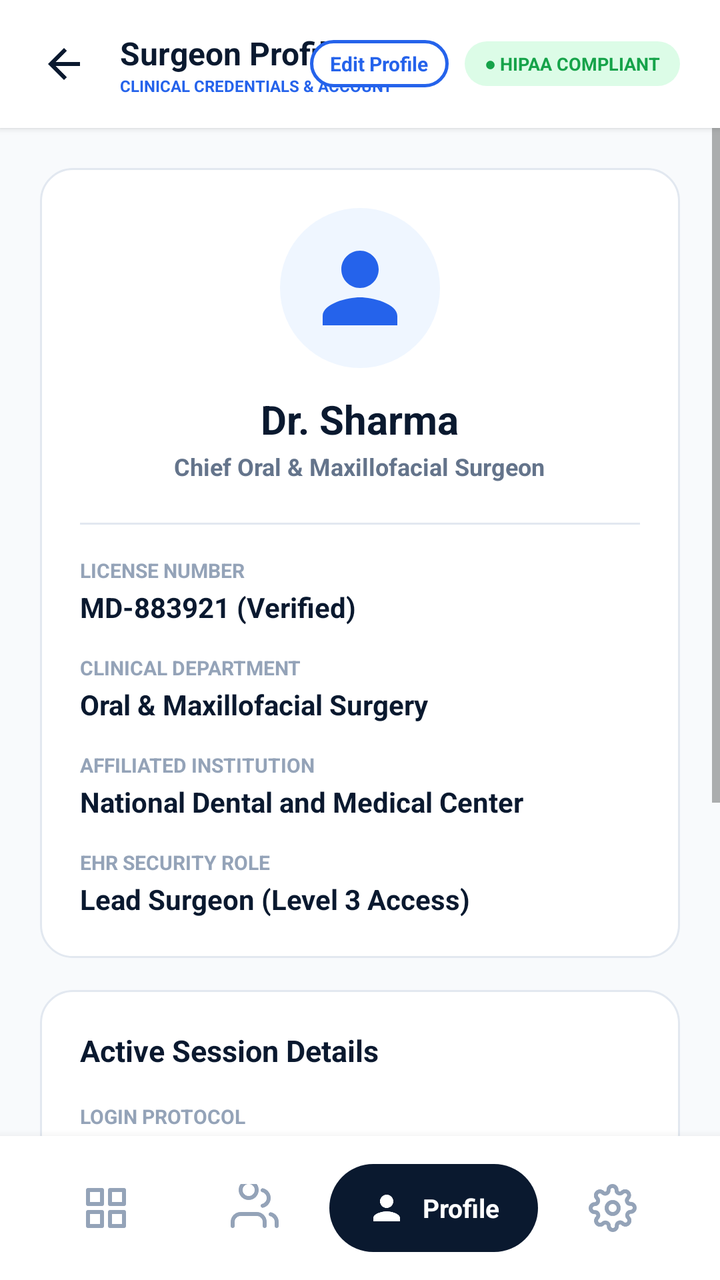
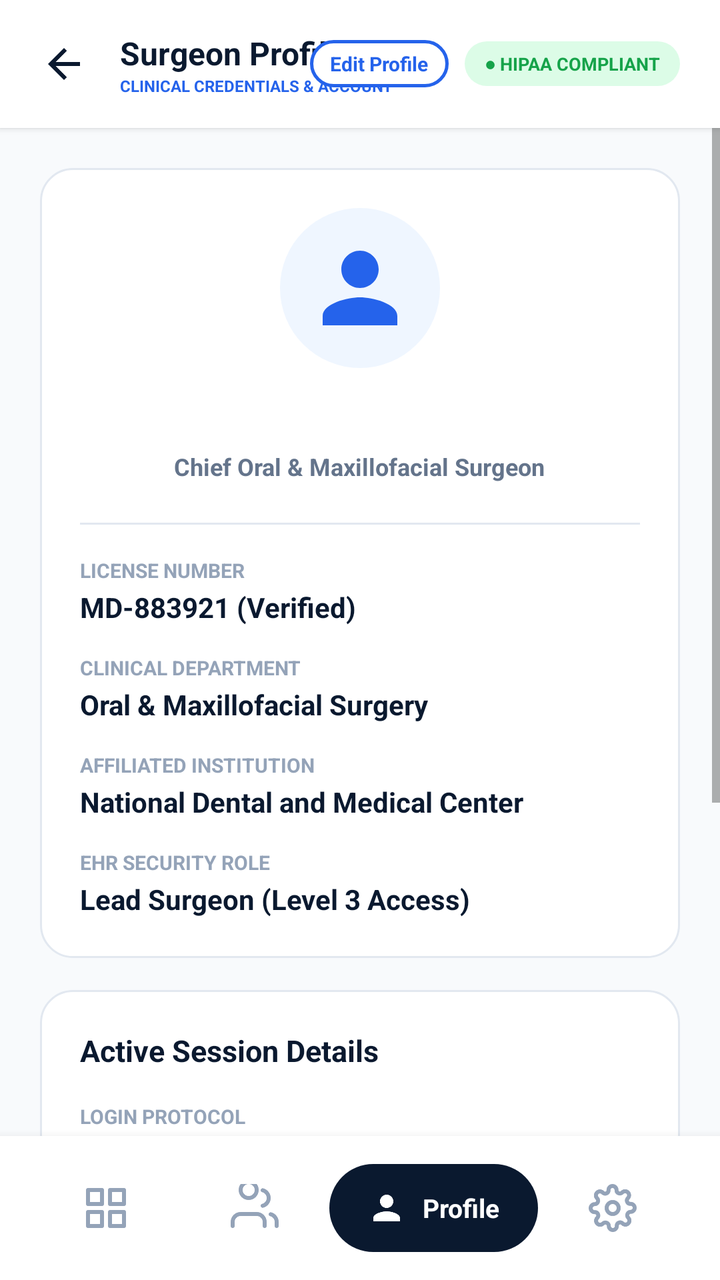

Compare the two renders of this Android layout. The source of the first and the diff that turns it into the second are given below.
<!-- AndroidManifest.xml: activity theme Theme.NeoOMFS -->
<!-- res/layout/activity_profile.xml -->
<?xml version="1.0" encoding="utf-8"?>
<androidx.constraintlayout.widget.ConstraintLayout android:fitsSystemWindows="true" xmlns:android="http://schemas.android.com/apk/res/android"
    xmlns:app="http://schemas.android.com/apk/res-auto"
    xmlns:tools="http://tools.android.com/tools"
    android:layout_width="match_parent"
    android:layout_height="match_parent"
    android:background="@color/bg_light"
    tools:context=".activities.ProfileActivity">

    
    <RelativeLayout
        android:id="@+id/headerBar"
        android:layout_width="match_parent"
        android:layout_height="wrap_content"
        android:minHeight="64dp"
        android:paddingVertical="8dp"
        android:background="@color/white"
        android:elevation="2dp"
        android:paddingHorizontal="20dp"
        app:layout_constraintTop_toTopOf="parent">

        <ImageView
            android:id="@+id/btnBack"
            android:layout_width="24dp"
            android:layout_height="24dp"
            android:layout_alignParentStart="true"
            android:layout_centerVertical="true"
            android:background="?android:attr/selectableItemBackgroundBorderless"
            android:clickable="true"
            android:focusable="true"
            android:src="@drawable/ic_arrow_back"
            app:tint="@color/bg_dark_blue" />

        <LinearLayout
            android:layout_width="wrap_content"
            android:layout_height="wrap_content"
            android:layout_centerVertical="true"
            android:layout_marginStart="16dp"
            android:layout_toEndOf="@id/btnBack"
            android:orientation="vertical">

            <TextView
                android:layout_width="wrap_content"
                android:layout_height="wrap_content"
                android:text="Surgeon Profile"
                android:textColor="@color/bg_dark_blue"
                android:textSize="16sp"
                android:textStyle="bold" />

            <TextView
                android:layout_width="wrap_content"
                android:layout_height="wrap_content"
                android:text="CLINICAL CREDENTIALS &amp; ACCOUNT"
                android:textColor="@color/accent_blue"
                android:textSize="8sp"
                android:textStyle="bold" />
        </LinearLayout>

        
        <LinearLayout
            android:layout_width="wrap_content"
            android:layout_height="wrap_content"
            android:layout_alignParentEnd="true"
            android:layout_centerVertical="true"
            android:gravity="center_vertical"
            android:orientation="horizontal">

            <TextView
                android:id="@+id/btnEditProfile"
                android:layout_width="wrap_content"
                android:layout_height="wrap_content"
                android:layout_marginEnd="8dp"
                android:background="@drawable/bg_button_outline"
                android:clickable="true"
                android:focusable="true"
                android:paddingHorizontal="10dp"
                android:paddingVertical="5dp"
                android:text="Edit Profile"
                android:textColor="@color/accent_blue"
                android:textSize="10sp"
                android:textStyle="bold" />

            <TextView
                android:layout_width="wrap_content"
                android:layout_height="wrap_content"
                android:background="@drawable/bg_chip_green"
                android:paddingHorizontal="10dp"
                android:paddingVertical="5dp"
                android:text="● HIPAA COMPLIANT"
                android:textColor="@color/status_green"
                android:textSize="9sp"
                android:textStyle="bold" />
        </LinearLayout>
    </RelativeLayout>

    
    <ScrollView
        android:layout_width="match_parent"
        android:layout_height="0dp"
        android:fillViewport="true"
        app:layout_constraintBottom_toTopOf="@id/bottomNavBar"
        app:layout_constraintTop_toBottomOf="@id/headerBar">

        <LinearLayout
            android:layout_width="match_parent"
            android:layout_height="wrap_content"
            android:orientation="vertical"
            android:padding="20dp">

            
            <LinearLayout
                android:layout_width="match_parent"
                android:layout_height="wrap_content"
                android:background="@drawable/bg_card_white"
                android:orientation="vertical"
                android:padding="20dp"
                android:layout_marginBottom="16dp">

                
                <LinearLayout
                    android:layout_width="match_parent"
                    android:layout_height="wrap_content"
                    android:gravity="center"
                    android:orientation="vertical"
                    android:layout_marginBottom="20dp">

                    <FrameLayout
                        android:layout_width="80dp"
                        android:layout_height="80dp"
                        android:background="@drawable/bg_circle_blue"
                        android:padding="12dp">

                        <ImageView
                            android:layout_width="match_parent"
                            android:layout_height="match_parent"
                            android:src="@drawable/ic_person"
                            app:tint="@color/accent_blue" />
                    </FrameLayout>

                    <TextView
                        android:id="@+id/tvProfileName"
                        android:layout_width="wrap_content"
                        android:layout_height="wrap_content"
                        android:layout_marginTop="12dp"
                        android:text="Dr. Sharma"
                        android:textColor="@color/bg_dark_blue"
                        android:textSize="20sp"
                        android:textStyle="bold" />

                    <TextView
                        android:id="@+id/tvProfileRole"
                        android:layout_width="wrap_content"
                        android:layout_height="wrap_content"
                        android:layout_marginTop="2dp"
                        android:text="Chief Oral &amp; Maxillofacial Surgeon"
                        android:textColor="@color/text_secondary_gray"
                        android:textSize="12sp"
                        android:textStyle="bold" />
                </LinearLayout>

                <View
                    android:layout_width="match_parent"
                    android:layout_height="1dp"
                    android:background="#E2E8F0"
                    android:layout_marginBottom="16dp" />

                
                <TextView
                    android:layout_width="wrap_content"
                    android:layout_height="wrap_content"
                    android:text="LICENSE NUMBER"
                    android:textColor="@color/text_light_gray"
                    android:textSize="10sp"
                    android:textStyle="bold" />

                <TextView
                    android:id="@+id/tvLicenseNumber"
                    android:layout_width="wrap_content"
                    android:layout_height="wrap_content"
                    android:layout_marginTop="2dp"
                    android:text="MD-883921 (Verified)"
                    android:textColor="@color/bg_dark_blue"
                    android:textSize="14sp"
                    android:textStyle="bold"
                    android:layout_marginBottom="14dp" />

                <TextView
                    android:layout_width="wrap_content"
                    android:layout_height="wrap_content"
                    android:text="CLINICAL DEPARTMENT"
                    android:textColor="@color/text_light_gray"
                    android:textSize="10sp"
                    android:textStyle="bold" />

                <TextView
                    android:id="@+id/tvDepartment"
                    android:layout_width="wrap_content"
                    android:layout_height="wrap_content"
                    android:layout_marginTop="2dp"
                    android:text="Oral &amp; Maxillofacial Surgery"
                    android:textColor="@color/bg_dark_blue"
                    android:textSize="14sp"
                    android:textStyle="bold"
                    android:layout_marginBottom="14dp" />

                <TextView
                    android:layout_width="wrap_content"
                    android:layout_height="wrap_content"
                    android:text="AFFILIATED INSTITUTION"
                    android:textColor="@color/text_light_gray"
                    android:textSize="10sp"
                    android:textStyle="bold" />

                <TextView
                    android:id="@+id/tvInstitution"
                    android:layout_width="wrap_content"
                    android:layout_height="wrap_content"
                    android:layout_marginTop="2dp"
                    android:text="National Dental and Medical Center"
                    android:textColor="@color/bg_dark_blue"
                    android:textSize="14sp"
                    android:textStyle="bold"
                    android:layout_marginBottom="14dp" />

                <TextView
                    android:layout_width="wrap_content"
                    android:layout_height="wrap_content"
                    android:text="EHR SECURITY ROLE"
                    android:textColor="@color/text_light_gray"
                    android:textSize="10sp"
                    android:textStyle="bold" />

                <TextView
                    android:id="@+id/tvSecurityRole"
                    android:layout_width="wrap_content"
                    android:layout_height="wrap_content"
                    android:layout_marginTop="2dp"
                    android:text="Lead Surgeon (Level 3 Access)"
                    android:textColor="@color/bg_dark_blue"
                    android:textSize="14sp"
                    android:textStyle="bold" />

            </LinearLayout>

            
            <LinearLayout
                android:layout_width="match_parent"
                android:layout_height="wrap_content"
                android:background="@drawable/bg_card_white"
                android:orientation="vertical"
                android:padding="20dp"
                android:layout_marginBottom="24dp">

                <TextView
                    android:layout_width="wrap_content"
                    android:layout_height="wrap_content"
                    android:text="Active Session Details"
                    android:textColor="@color/bg_dark_blue"
                    android:textSize="15sp"
                    android:textStyle="bold"
                    android:layout_marginBottom="16dp" />

                <TextView
                    android:layout_width="wrap_content"
                    android:layout_height="wrap_content"
                    android:text="LOGIN PROTOCOL"
                    android:textColor="@color/text_light_gray"
                    android:textSize="10sp"
                    android:textStyle="bold" />

                <TextView
                    android:id="@+id/tvLoginProtocol"
                    android:layout_width="wrap_content"
                    android:layout_height="wrap_content"
                    android:layout_marginTop="2dp"
                    android:text="Institutional Multi-Factor Auth (MFA)"
                    android:textColor="@color/bg_dark_blue"
                    android:textSize="14sp"
                    android:textStyle="bold"
                    android:layout_marginBottom="14dp" />

                <TextView
                    android:layout_width="wrap_content"
                    android:layout_height="wrap_content"
                    android:text="SESSION DURATION"
                    android:textColor="@color/text_light_gray"
                    android:textSize="10sp"
                    android:textStyle="bold" />

                <TextView
                    android:id="@+id/tvSessionDuration"
                    android:layout_width="wrap_content"
                    android:layout_height="wrap_content"
                    android:layout_marginTop="2dp"
                    android:text="Expires in 4 hours 12 minutes"
                    android:textColor="@color/bg_dark_blue"
                    android:textSize="14sp"
                    android:textStyle="bold"
                    android:layout_marginBottom="14dp" />

                <TextView
                    android:layout_width="wrap_content"
                    android:layout_height="wrap_content"
                    android:text="LAST EHR NODE CONNECTED"
                    android:textColor="@color/text_light_gray"
                    android:textSize="10sp"
                    android:textStyle="bold" />

                <TextView
                    android:id="@+id/tvLastNode"
                    android:layout_width="wrap_content"
                    android:layout_height="wrap_content"
                    android:layout_marginTop="2dp"
                    android:text="Local Server Node US-EAST-42"
                    android:textColor="@color/bg_dark_blue"
                    android:textSize="14sp"
                    android:textStyle="bold" />
            </LinearLayout>

            
            <LinearLayout
                android:id="@+id/btnLogOut"
                android:layout_width="match_parent"
                android:layout_height="wrap_content"
                android:minHeight="50dp"
                android:paddingVertical="8dp"
                android:background="@drawable/bg_button_logout"
                android:clickable="true"
                android:focusable="true"
                android:gravity="center"
                android:orientation="horizontal"
                android:layout_marginBottom="20dp">

                <TextView
                    android:layout_width="wrap_content"
                    android:layout_height="wrap_content"
                    android:text="Log Out Secure Session"
                    android:textColor="@color/white"
                    android:textSize="15sp"
                    android:textStyle="bold" />
            </LinearLayout>

        </LinearLayout>
    </ScrollView>

    
    <LinearLayout
        android:id="@+id/bottomNavBar"
        android:layout_width="match_parent"
        android:layout_height="72dp"
        android:background="@color/white"
        android:elevation="8dp"
        android:gravity="center_vertical"
        android:orientation="horizontal"
        android:paddingHorizontal="16dp"
        app:layout_constraintBottom_toBottomOf="parent">

        
        <FrameLayout
            android:id="@+id/btnNavDashboard"
            android:layout_width="0dp"
            android:layout_height="match_parent"
            android:layout_weight="1.0"
            android:clickable="true"
            android:focusable="true">

            <ImageView
                android:layout_width="24dp"
                android:layout_height="24dp"
                android:layout_gravity="center"
                android:src="@drawable/ic_nav_home"
                app:tint="@color/text_light_gray" />
        </FrameLayout>

        
        <FrameLayout
            android:id="@+id/btnNavPatients"
            android:layout_width="0dp"
            android:layout_height="match_parent"
            android:layout_weight="1.0"
            android:clickable="true"
            android:focusable="true">

            <ImageView
                android:layout_width="24dp"
                android:layout_height="24dp"
                android:layout_gravity="center"
                android:src="@drawable/ic_nav_people"
                app:tint="@color/text_light_gray" />
        </FrameLayout>

        
        <LinearLayout
            android:id="@+id/btnNavAssess"
            android:layout_width="0dp"
            android:layout_height="44dp"
            android:layout_weight="1.4"
            android:background="@drawable/bg_nav_active"
            android:clickable="true"
            android:focusable="true"
            android:gravity="center"
            android:orientation="horizontal"
            android:paddingHorizontal="12dp">

            <ImageView
                android:layout_width="20dp"
                android:layout_height="20dp"
                android:src="@drawable/ic_person"
                app:tint="@color/white" />

            <TextView
                android:layout_width="wrap_content"
                android:layout_height="wrap_content"
                android:layout_marginStart="8dp"
                android:text="Profile"
                android:textColor="@color/white"
                android:textSize="13sp"
                android:textStyle="bold" />
        </LinearLayout>

        
        <FrameLayout
            android:id="@+id/btnNavSettings"
            android:layout_width="0dp"
            android:layout_height="match_parent"
            android:layout_weight="1.0"
            android:clickable="true"
            android:focusable="true">

            <ImageView
                android:layout_width="24dp"
                android:layout_height="24dp"
                android:layout_gravity="center"
                android:src="@drawable/ic_nav_settings"
                app:tint="@color/text_light_gray" />
        </FrameLayout>
    </LinearLayout>

</androidx.constraintlayout.widget.ConstraintLayout>
<!-- resources referenced by this layout -->
<resources>
  <color name="accent_blue">#2563EB</color>
  <color name="bg_dark_blue">#0A192F</color>
  <color name="bg_light">#F8FAFC</color>
  <color name="status_green">#16A34A</color>
  <color name="text_light_gray">#94A3B8</color>
  <color name="text_secondary_gray">#64748B</color>
  <color name="white">#FFFFFFFF</color>
  <!-- drawable bg_button_logout (drawable) -->
  <?xml version="1.0" encoding="utf-8"?>
  <shape xmlns:android="http://schemas.android.com/apk/res/android"
      android:shape="rectangle">
      <solid android:color="@color/status_red" />
      <corners android:radius="12dp" />
  </shape>
  <!-- drawable bg_button_outline (drawable) -->
  <?xml version="1.0" encoding="utf-8"?>
  <shape xmlns:android="http://schemas.android.com/apk/res/android"
      android:shape="rectangle">
      <solid android:color="@color/white" />
      <stroke
          android:width="1.5dp"
          android:color="@color/accent_blue" />
      <corners android:radius="100dp" />
  </shape>
  <!-- drawable bg_card_white (drawable) -->
  <?xml version="1.0" encoding="utf-8"?>
  <shape xmlns:android="http://schemas.android.com/apk/res/android"
      android:shape="rectangle">
      <solid android:color="@color/white" />
      <stroke
          android:width="1dp"
          android:color="#E2E8F0" />
      <corners android:radius="16dp" />
  </shape>
  <!-- drawable bg_chip_green (drawable) -->
  <?xml version="1.0" encoding="utf-8"?>
  <shape xmlns:android="http://schemas.android.com/apk/res/android"
      android:shape="rectangle">
      <solid android:color="#DCFCE7" />
      <corners android:radius="100dp" />
  </shape>
  <!-- drawable bg_circle_blue (drawable) -->
  <?xml version="1.0" encoding="utf-8"?>
  <shape xmlns:android="http://schemas.android.com/apk/res/android"
      android:shape="oval">
      <solid android:color="#EFF6FF" />
  </shape>
  <!-- drawable bg_nav_active (drawable) -->
  <?xml version="1.0" encoding="utf-8"?>
  <shape xmlns:android="http://schemas.android.com/apk/res/android"
      android:shape="rectangle">
      <solid android:color="@color/bg_dark_blue" />
      <corners android:radius="100dp" />
  </shape>
  <!-- drawable ic_arrow_back (drawable) -->
  <vector xmlns:android="http://schemas.android.com/apk/res/android"
      android:width="24dp"
      android:height="24dp"
      android:viewportWidth="24"
      android:viewportHeight="24">
      <path
          android:fillColor="#64748B"
          android:pathData="M20,11H7.83l5.59,-5.59L12,4l-8,8 8,8 1.41,-1.41L7.83,13H20v-2z"/>
  </vector>
  <!-- drawable ic_nav_home (drawable) -->
  <vector xmlns:android="http://schemas.android.com/apk/res/android"
      android:width="24dp"
      android:height="24dp"
      android:viewportWidth="24"
      android:viewportHeight="24">
      <path
          android:fillColor="#00000000"
          android:strokeColor="#64748B"
          android:strokeWidth="2"
          android:strokeLineCap="round"
          android:strokeLineJoin="round"
          android:pathData="M3,3h7v7H3z M14,3h7v7h-7z M14,14h7v7h-7z M3,14h7v7H3z" />
  </vector>
  <!-- drawable ic_person (drawable) -->
  <vector xmlns:android="http://schemas.android.com/apk/res/android"
      android:width="24dp"
      android:height="24dp"
      android:viewportWidth="24"
      android:viewportHeight="24">
      <path
          android:fillColor="#2563EB"
          android:pathData="M12,12c2.21,0 4,-1.79 4,-4s-1.79,-4 -4,-4 -4,1.79 -4,4 1.79,4 4,4zM12,14c-2.67,0 -8,1.34 -8,4v2h16v-2c0,-2.66 -5.33,-4 -8,-4z"/>
  </vector>
  <style name="Theme.NeoOMFS" parent="Theme.MaterialComponents.Light.NoActionBar">
          <item name="colorPrimary">@color/bg_dark_blue</item>
          <item name="colorSecondary">@color/accent_blue</item>
          <item name="android:statusBarColor">@color/white</item>
          <item name="android:windowLightStatusBar">true</item>
      </style>
  <color name="status_red">#DC2626</color>
  <!-- unchanged entries left out for length: 2 -->
</resources>

<!-- the commit's change to res/layout/activity_profile.xml (unified diff, before → after) -->
@@ -142,7 +142,7 @@
                         android:layout_width="wrap_content"
                         android:layout_height="wrap_content"
                         android:layout_marginTop="12dp"
-                        android:text="Dr. Sharma"
+                        android:text=""
                         android:textColor="@color/bg_dark_blue"
                         android:textSize="20sp"
                         android:textStyle="bold" />
